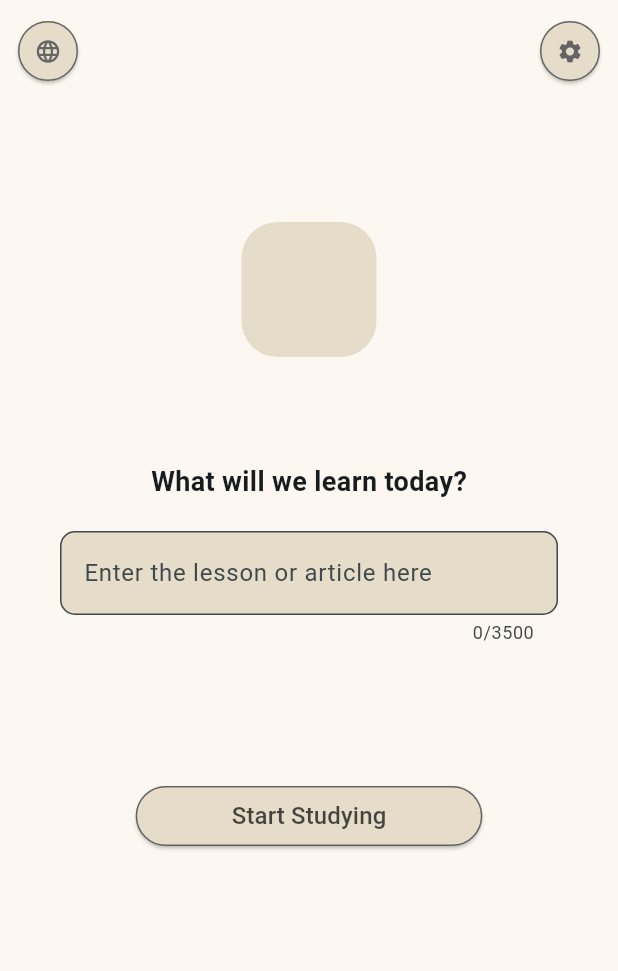
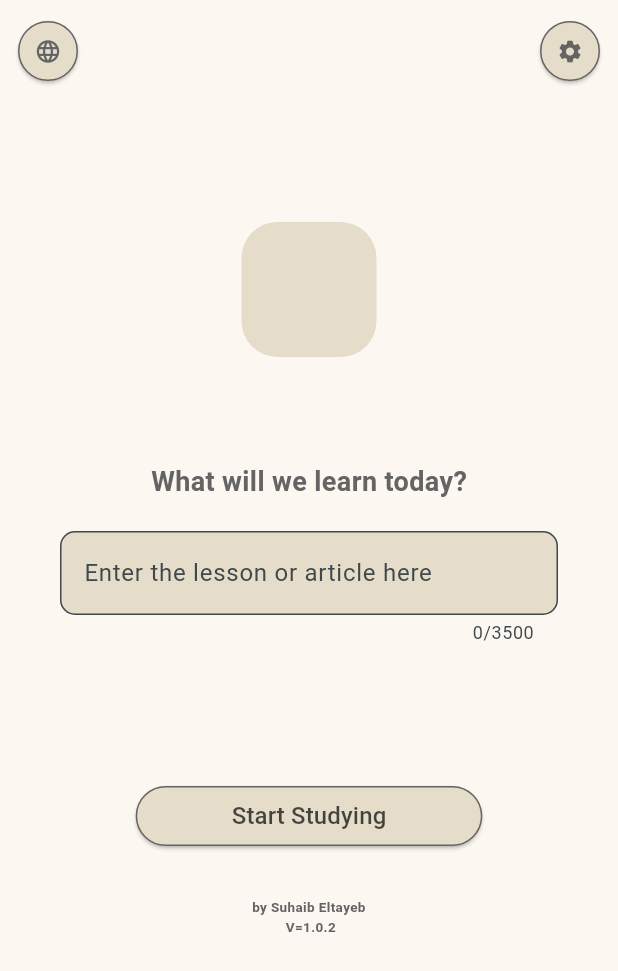
Before and after one commit to suhaib0edu/il_env, a Flutter app: the screen it shows after launch, on a phone screen of 412 x 824 dp. Shown: the top 971 px of the screen. Run offline on Flutter 3.47's test engine with Material 3 defaults, Android fonts, the phone set to English and light mode, and no system bars; our stand-ins replace firebase_core, flutter_markdown, flutter_secure_storage, get; accounts and stored records are empty.

Commit message:
اضافة اسمي و الاصدار

```diff
--- a/lib/app/modules/home/views/home_view.dart
+++ b/lib/app/modules/home/views/home_view.dart
@@ -31,6 +31,7 @@ class HomeView extends GetView<HomeController> {
                 style: const TextStyle(
                   fontSize: 18,
                   fontWeight: FontWeight.bold,
+                  color: AppColors.primaryColor,
                 ),
               ),
             ),
@@ -39,7 +40,18 @@ class HomeView extends GetView<HomeController> {
             Center(
               child: _buildStudyLessonsButton(controller),
             ),
-            const SizedBox(height: 20),
+            const SizedBox(height: 30),
+            Center(
+              child: Text(
+                'by Suhaib Eltayeb \n V=1.0.2',
+                textAlign: TextAlign.center,
+                style: const TextStyle(
+                  fontSize: 9,
+                  fontWeight: FontWeight.bold,
+                  color: AppColors.primaryColor,
+                ),
+              ),
+            ),
           ],
         ),
       ),
```
